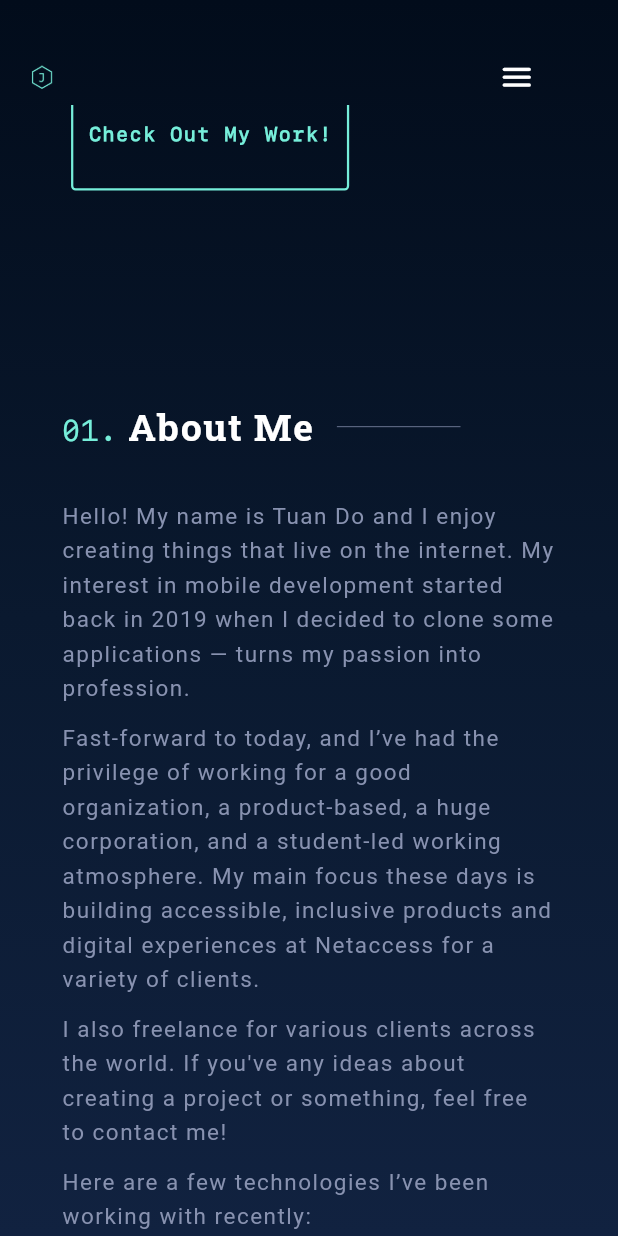
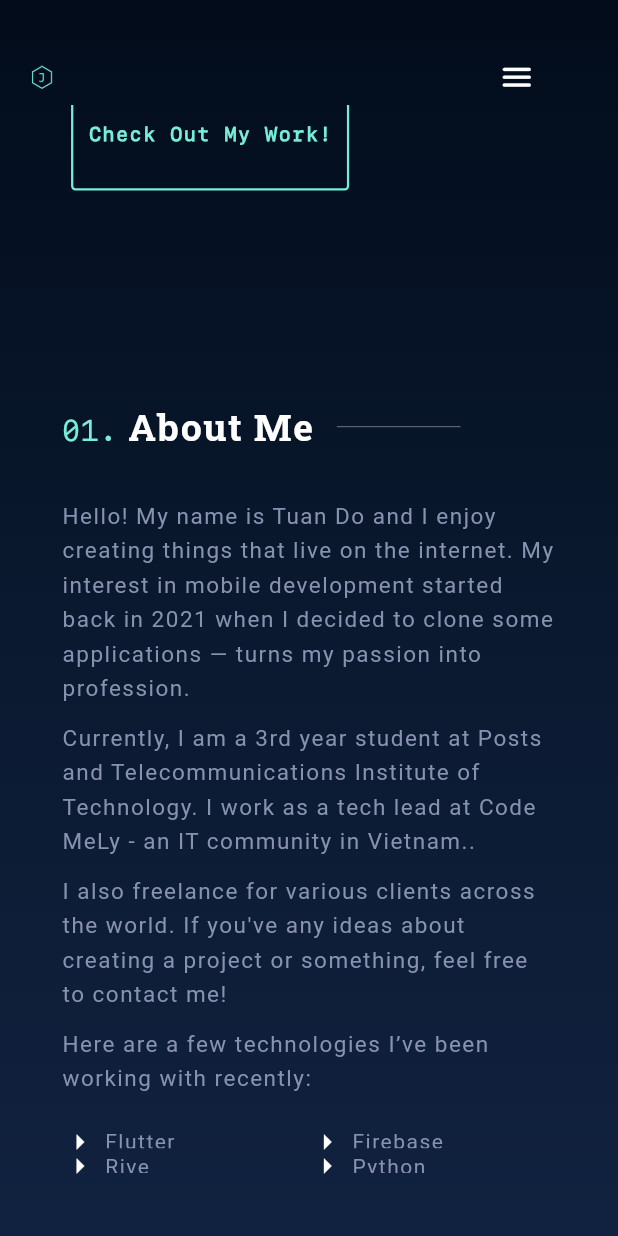
Before and after one commit to Tuanpluss02/Flutter-Portfolio, a Flutter app: the screen it shows after launch, scrolled down 576 dp, on a phone screen of 412 x 824 dp. Run offline on Flutter 3.47's test engine with Material 2 defaults, Android fonts, the phone set to English and light mode, and no system bars; drawn by our look-alikes of scroll_to_index; our stand-ins replace flutter_riverpod, flutter_svg, google_fonts.

Commit message:
update info

```diff
--- a/lib/resource/appClass.dart
+++ b/lib/resource/appClass.dart
@@ -13,56 +13,57 @@ class AppClass {
 
   /* URL */
   static const resumeDownloadURL =
-      '''https://jeeva-portfolio.s3.amazonaws.com/JEEVANANDHAM's+Resume.pdf''';
+      '''https://www.facebook.com/tuanpluss.stormX/''';
 
-  static const gitSafeC19 = '''https://github.com/jeeva-HBK/SafeC19''';
+  static const gitSafeC19 = '''https://github.com/Tuanpluss02/english-memory''';
 
   // static final gitHermarts = '''https://github.com/jeeva-HBK/SafeC19''';
-  static const gitWtIot = '''https://github.com/jeeva-HBK/AutoChem''';
+  static const gitWtIot =
+      '''https://github.com/Tuanpluss02/e-commerce-flutter''';
   static const gitAutoStabilizer =
-      '''https://github.com/jeeva-HBK/AutoStabilizer''';
-  static const gitPAT = '''https://github.com/jeeva-HBK/PAT''';
+      '''https://github.com/Tuanpluss02/Computer-Program-Assignment''';
+  static const gitPAT =
+      '''https://github.com/Tuanpluss02/Microprocessors-Assignment''';
 
   // static final gitAVM = '''https://github.com/jeeva-HBK/SafeC19''';
 
   List<WorkModel> projectList = [
     WorkModel(
-        projectTitle: "SafeC19",
+        projectTitle: "English Quiz",
         projectContent:
-            "It’s an Automatic Contactless Face Mask detection/Temperature detection/Hand Sanitizer app",
+            "This is a simple English quiz app, it's a game to test your English knowledge.",
         tech1: "Android",
-        tech2: "Google ML",
-        tech3: "Java"),
+        tech2: "Flutter",
+        tech3: "iOS"),
     WorkModel(
-        projectTitle: "Hermarts",
-        projectContent: "E-Commerce Application for homemade Indian products",
+        projectTitle: "Flutter Chat App",
+        projectContent:
+            "A simple chating application using Firebase to store data and Flutter to build UI.",
+        tech1: "Firebase",
+        tech2: "Flutter"),
+    WorkModel(
+        projectTitle: "E-Commerce UI App",
+        projectContent: '''This is a simple E-Commerce app, only UI.''',
         tech1: "Android",
-        tech2: "RazorPay"),
+        tech2: "Hero",
+        tech3: "Flutter"),
     WorkModel(
-        projectTitle: "WT-IoT",
+        projectTitle: "Custom management system",
         projectContent:
-            '''It’s a water treatment process controller which can control all the sensors, calibration process, and staff management.''',
-        tech1: "Android",
-        tech2: "TCP",
-        tech3: "API"),
+            '''This is a simple customer management system written in C++. It's allows you to add, edit, delete, sort and search customers. It also allows you to save and load customers from a file.''',
+        tech1: "C++",
+        tech2: "Regex"),
     WorkModel(
-        projectTitle: "AutoStabilizer",
+        projectTitle: "STM32 Project",
         projectContent:
-            '''Client - SenseElec Remote controller mobile app for stabilizers and can be accessed locally(WiFi) and globally(MQTT).''',
-        tech1: "Android",
-        tech2: "MQTT"),
+            '''Using STM32 to control 26 LEDs, 1 button to change the effect of the LEDs. The project is written in C.''',
+        tech1: "C Language",
+        tech2: "STM32"),
     WorkModel(
-        projectTitle: "PAT",
-        projectContent:
-            '''PCB testing tool that helps QC/QA employees of T-Town international, records the production flow and work strategy of every employee and automatically generates and stores some of the records as reports in the cloud.''',
-        tech1: "Flutter",
-        tech2: "NodeJs"),
-    WorkModel(
-        projectTitle: "AVM",
-        projectContent:
-            '''It Acts as a display of a beverage vending machine that can perform several operations like Brewing, Dispensing, Cleaning drums, and several other operations.''',
-        tech1: "Android",
-        tech2: "Tablet"),
+        projectTitle: "Discord bot",
+        projectContent: '''A Discord bot using Dart and nyxx package.''',
+        tech1: "Dart",
+        tech2: "Nyxx"),
   ];
 
   factory AppClass() {
--- a/lib/resource/strings.dart
+++ b/lib/resource/strings.dart
@@ -10,9 +10,9 @@ class Strings {
 
   /* About screen contents */
   static const aboutPara1 =
-      '''Hello! My name is Tuan Do and I enjoy creating things that live on the internet. My interest in mobile development started back in 2019 when I decided to clone some applications — turns my passion into profession.''';
+      '''Hello! My name is Tuan Do and I enjoy creating things that live on the internet. My interest in mobile development started back in 2021 when I decided to clone some applications — turns my passion into profession.''';
   static const aboutPara2 =
-      '''Fast-forward to today, and I’ve had the privilege of working for a good organization, a product-based, a huge corporation, and a student-led working atmosphere. My main focus these days is building accessible, inclusive products and digital experiences at Netaccess for a variety of clients.''';
+      '''Currently, I am a 3rd year student at Posts and Telecommunications Institute of Technology. I work as a tech lead at Code MeLy - an IT community in Vietnam..''';
   static const aboutPara3 =
       '''I also freelance for various clients across the world. If you've any ideas about creating a project or something, feel free to contact me!''';
 
@@ -24,7 +24,7 @@ class Strings {
   static const tech4 = ''' Python'''; // space for manual padding
 
   /* Exp screen contents */
-  static const expCompName1 = '''Techno Kryon''';
+  static const expCompName1 = '''GDG Hanoi''';
   static const expDesig1 = '''Android Developer''';
   static const expDur1 = '''Nov 2019 - Mar 2020''';
   static const expAbout1 =
--- a/lib/view/intro/introWeb.dart
+++ b/lib/view/intro/introWeb.dart
@@ -6,6 +6,7 @@ import '../../resource/appClass.dart';
 import '../../resource/colors.dart';
 import '../../resource/strings.dart';
 
+// ignore: must_be_immutable
 class IntroWeb extends StatefulWidget {
   AutoScrollController aScrollController;
 
--- a/lib/view/widget/appBar.dart
+++ b/lib/view/widget/appBar.dart
@@ -301,7 +301,7 @@ class _ActionBarState extends ConsumerState<ActionBar> {
                             border: Border.all(
                                 color: AppColors().neonColor, width: 1.5)),
                         child: Center(
-                          child: Text('Resume',
+                          child: Text('Contact',
                               style: TextStyle(
                                   color: AppColors().neonColor,
                                   fontSize: 13,
```
Also changed, not shown: lib/view/contact/contactWeb.dart (+7 -4 lines), 2 other files.
